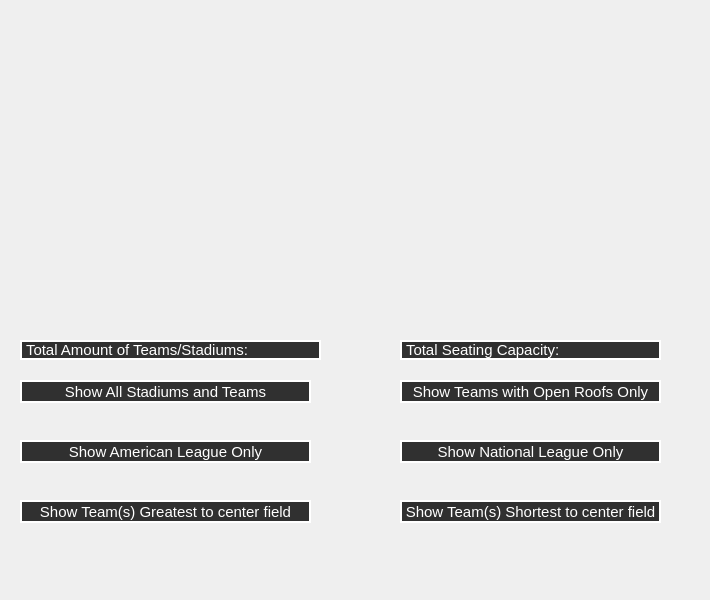
Old version of the form src/views/stadiumview.ui in the repository minorleaguegrayonassociates/GrayonSlam.
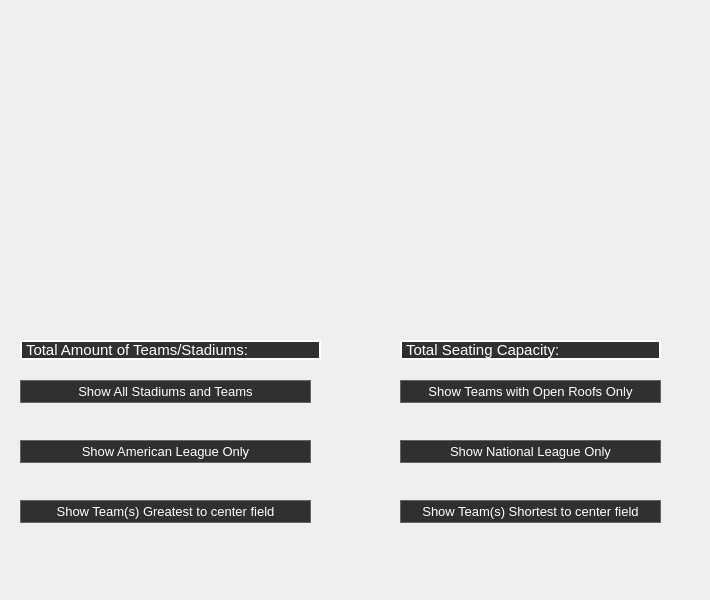
New version of the form.

The edit to the form file:
```diff
--- a/src/views/stadiumview.ui
+++ b/src/views/stadiumview.ui
@@ -39,11 +39,17 @@
    <property name="styleSheet">
     <string notr="true">QPushButton
 {
-        font-size: 15px;
-        color: white;
-		border: 2px solid white;
-        background-color: #303030;
- }</string>
+  font-size: 13px;
+  color: white;
+  border: 1px solid #666666;
+  background-color: #303030;
+ }
+
+QPushButton:hover
+{
+  background-color: #343A43;
+  border: 1px solid #609aff;
+}</string>
    </property>
    <property name="text">
     <string>Show National League Only</string>
@@ -64,11 +70,17 @@
    <property name="styleSheet">
     <string notr="true">QPushButton
 {
-        font-size: 15px;
-        color: white;
-		border: 2px solid white;
-        background-color: #303030;
- }</string>
+  font-size: 13px;
+  color: white;
+  border: 1px solid #666666;
+  background-color: #303030;
+ }
+
+QPushButton:hover
+{
+  background-color: #343A43;
+  border: 1px solid #609aff;
+}</string>
    </property>
    <property name="text">
     <string>Show American League Only</string>
@@ -89,11 +101,17 @@
    <property name="styleSheet">
     <string notr="true">QPushButton
 {
-        font-size: 15px;
-        color: white;
-		border: 2px solid white;
-        background-color: #303030;
- }</string>
+  font-size: 13px;
+  color: white;
+  border: 1px solid #666666;
+  background-color: #303030;
+ }
+
+QPushButton:hover
+{
+  background-color: #343A43;
+  border: 1px solid #609aff;
+}</string>
    </property>
    <property name="text">
     <string>Show Team(s) Greatest to center field</string>
@@ -114,11 +132,17 @@
    <property name="styleSheet">
     <string notr="true">QPushButton
 {
-        font-size: 15px;
-        color: white;
-		border: 2px solid white;
-        background-color: #303030;
- }</string>
+  font-size: 13px;
+  color: white;
+  border: 1px solid #666666;
+  background-color: #303030;
+ }
+
+QPushButton:hover
+{
+  background-color: #343A43;
+  border: 1px solid #609aff;
+}</string>
    </property>
    <property name="text">
     <string>Show Team(s) Shortest to center field</string>
@@ -139,11 +163,17 @@
    <property name="styleSheet">
     <string notr="true">QPushButton
 {
-        font-size: 15px;
-        color: white;
-		border: 2px solid white;
-        background-color: #303030;
- }</string>
+  font-size: 13px;
+  color: white;
+  border: 1px solid #666666;
+  background-color: #303030;
+ }
+
+QPushButton:hover
+{
+  background-color: #343A43;
+  border: 1px solid #609aff;
+}</string>
    </property>
    <property name="text">
     <string>Show Teams with Open Roofs Only</string>
@@ -161,11 +191,17 @@
    <property name="styleSheet">
     <string notr="true">QPushButton
 {
-        font-size: 15px;
-        color: white;
-		border: 2px solid white;
-        background-color: #303030;
- }</string>
+  font-size: 13px;
+  color: white;
+  border: 1px solid #666666;
+  background-color: #303030;
+ }
+
+QPushButton:hover
+{
+  background-color: #343A43;
+  border: 1px solid #609aff;
+}</string>
    </property>
    <property name="text">
     <string>Show All Stadiums and Teams</string>
```
Left out of the diff: 9 changed lines with no effect on the pictures.
